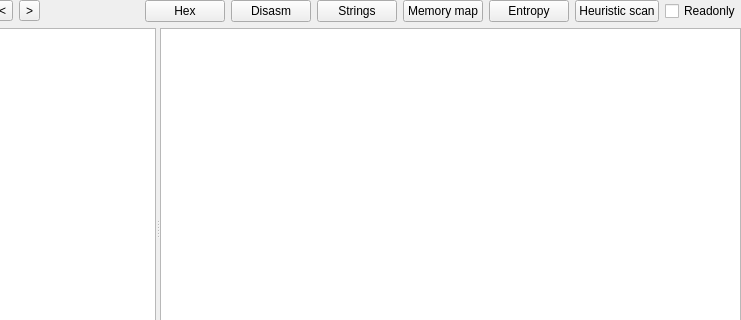
Qt form PE/pewidget.ui (horsicq/FormatWidgets) before a commit; both pictures show x 94 to 835 and y 0 to 320 of the 835 by 427 pixel window.
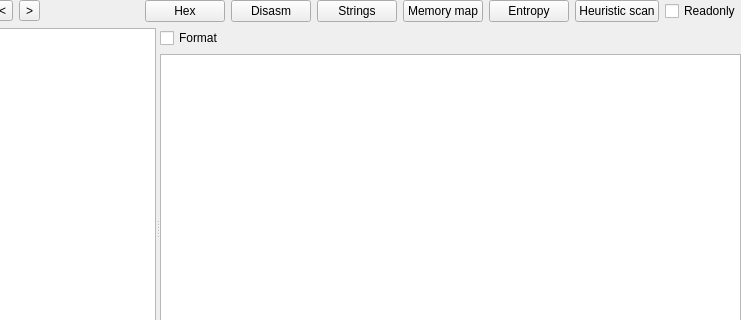
The same form after that commit. The open tabs and pages were chosen to show the change. Custom widgets are drawn as their Qt base class.

Diff of the .ui file:
```diff
--- a/PE/pewidget.ui
+++ b/PE/pewidget.ui
@@ -1025,6 +1025,30 @@
         <property name="bottomMargin">
          <number>0</number>
         </property>
+        <item>
+         <layout class="QHBoxLayout" name="horizontalLayout_5">
+          <item>
+           <widget class="QCheckBox" name="checkBox_ManifestFormat">
+            <property name="text">
+             <string>Format</string>
+            </property>
+           </widget>
+          </item>
+          <item>
+           <spacer name="horizontalSpacer_5">
+            <property name="orientation">
+             <enum>Qt::Horizontal</enum>
+            </property>
+            <property name="sizeHint" stdset="0">
+             <size>
+              <width>40</width>
+              <height>20</height>
+             </size>
+            </property>
+           </spacer>
+          </item>
+         </layout>
+        </item>
         <item>
          <widget class="QTextEdit" name="textEditResources_Manifest">
           <property name="readOnly">
```
Left out of the diff: 4 changed lines with no effect on the pictures.
